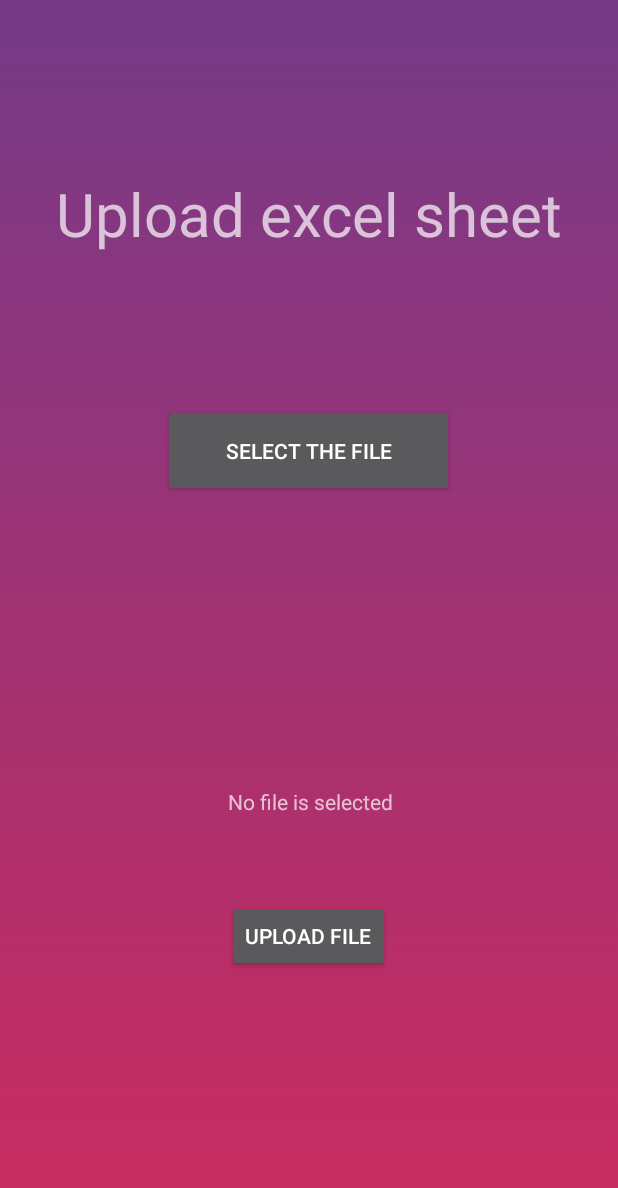
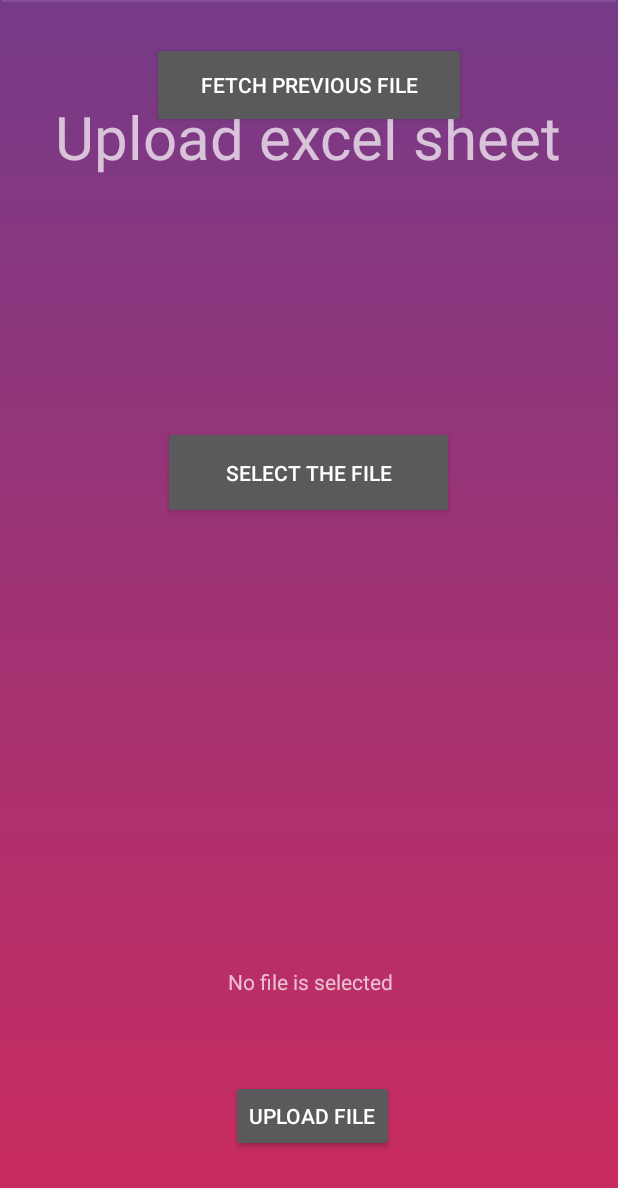
Before and after one commit to Pratiksha12051999/AttendanceAppUpdated, an Android app: the Assignment_status_upload screen opened directly, with no data from a screen before it, on a phone screen of 412 x 824 dp. Shown: the top 1188 px of the screen. Run offline under Robolectric (Android 15) with nearby library versions, the phone set to English and light mode, and no system bars; our stand-ins replace Firebase (no records; nobody signed in at launch, a user with empty details on screens opened directly), Picasso; pictures from the network do not load; Roboto replaces fonts that are not available here.

Commit message:
new update date 9 july

```diff
--- a/app/src/main/AndroidManifest.xml
+++ b/app/src/main/AndroidManifest.xml
@@ -24,6 +24,7 @@
         <activity android:name=".Events_show_cards_on_recycler"/>
         <activity android:name=".Assignment_Teacher_main"/>
         <activity android:name=".Assignment_StatusExcel"/>
+        <activity android:name=".Assignment_Teacher_status_fetch_r"/>
         <activity android:name=".Assignment_status_upload"/>
         <activity android:name=".Assignment_Teacher_status1"/>
         <activity android:name=".Assignment_yearbutton"/>
--- a/app/src/main/res/layout/activity_assignment_status_upload.xml
+++ b/app/src/main/res/layout/activity_assignment_status_upload.xml
@@ -10,25 +10,24 @@
         android:id="@+id/selectFile"
         android:layout_width="194dp"
         android:layout_height="62dp"
-        android:layout_marginTop="100dp"
+        android:layout_marginTop="45dp"
         android:layout_marginBottom="61dp"
         android:text="select the file"
         app:layout_constraintBottom_toTopOf="@+id/notification"
         app:layout_constraintEnd_toEndOf="parent"
         app:layout_constraintHorizontal_bias="0.497"
         app:layout_constraintStart_toStartOf="parent"
-        app:layout_constraintTop_toBottomOf="@+id/textView18"
-        app:layout_constraintVertical_bias="0.0" />
+        app:layout_constraintTop_toBottomOf="@+id/divider9" />
 
     <TextView
         android:id="@+id/textView18"
         android:layout_width="wrap_content"
         android:layout_height="wrap_content"
-        android:layout_marginTop="115dp"
+        android:layout_marginTop="64dp"
         android:text="Upload excel sheet"
         android:textSize="40dp"
         app:layout_constraintEnd_toEndOf="parent"
-        app:layout_constraintHorizontal_bias="0.5"
+        app:layout_constraintHorizontal_bias="0.493"
         app:layout_constraintStart_toStartOf="parent"
         app:layout_constraintTop_toTopOf="parent" />
 
@@ -47,10 +46,33 @@
         android:id="@+id/upload"
         android:layout_width="wrap_content"
         android:layout_height="wrap_content"
-        android:layout_marginBottom="176dp"
+        android:layout_marginBottom="56dp"
         android:text="Upload file"
         app:layout_constraintBottom_toBottomOf="parent"
         app:layout_constraintEnd_toEndOf="parent"
-        app:layout_constraintHorizontal_bias="0.498"
+        app:layout_constraintHorizontal_bias="0.508"
         app:layout_constraintStart_toStartOf="parent" />
+
+    <View
+        android:id="@+id/divider9"
+        android:layout_width="409dp"
+        android:layout_height="1dp"
+        android:background="?android:attr/listDivider"
+        app:layout_constraintEnd_toEndOf="parent"
+        app:layout_constraintHorizontal_bias="0.5"
+        app:layout_constraintStart_toStartOf="parent"
+        tools:layout_editor_absoluteY="383dp" />
+
+    <Button
+        android:id="@+id/fetchFile"
+        android:layout_width="209dp"
+        android:layout_height="57dp"
+        android:layout_marginTop="102dp"
+        android:layout_marginBottom="107dp"
+        android:text="Fetch previous file"
+        app:layout_constraintBottom_toTopOf="@+id/divider9"
+        app:layout_constraintEnd_toEndOf="parent"
+        app:layout_constraintHorizontal_bias="0.5"
+        app:layout_constraintStart_toStartOf="parent"
+        app:layout_constraintTop_toBottomOf="@+id/textView18" />
 </androidx.constraintlayout.widget.ConstraintLayout>
```
Also changed, not shown: app/src/main/java/com/example/attendanceapp/Assignment_Teacher_status_fetch_r.java (added, +79 -0 lines), app/src/main/java/com/example/attendanceapp/Assignment_Teacher_status_fetch_r_Adapter.java (added, +74 -0 lines), app/src/main/java/com/example/attendanceapp/Assignment_status_upload.java (+14 -22 lines), app/src/main/res/layout/activity_assignment_teacher_fetch_status_c.xml (added, +21 -0 lines), app/src/main/res/layout/activity_assignment_teacher_fetch_status_r.xml (added, +10 -0 lines), 1 other file.
